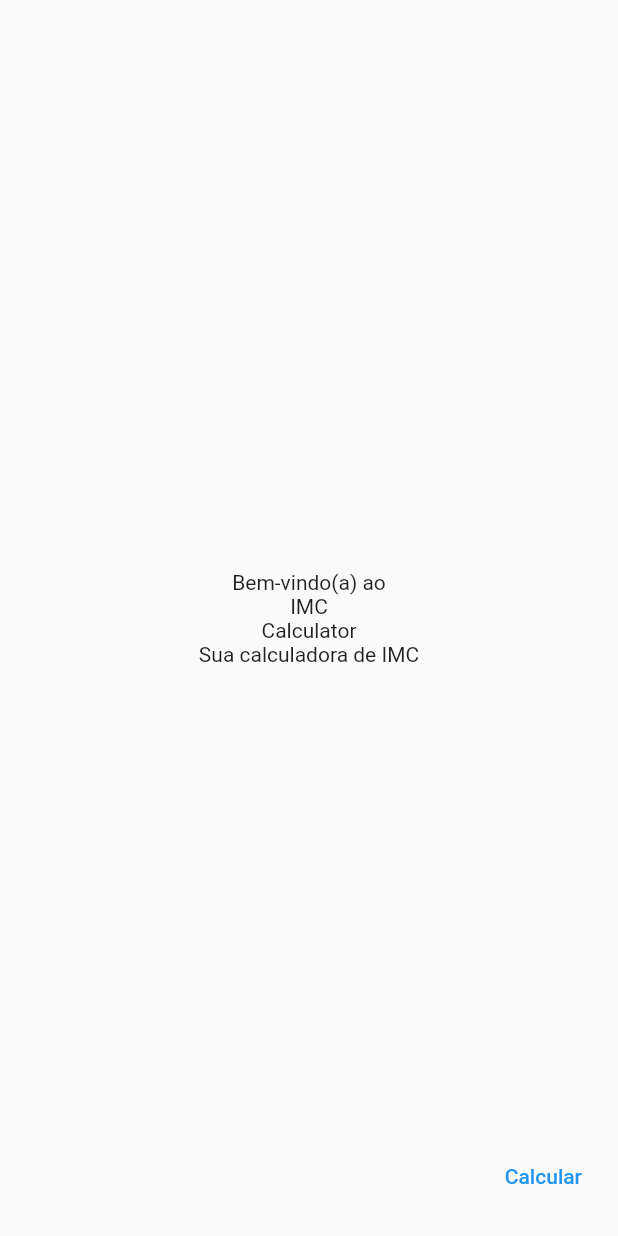
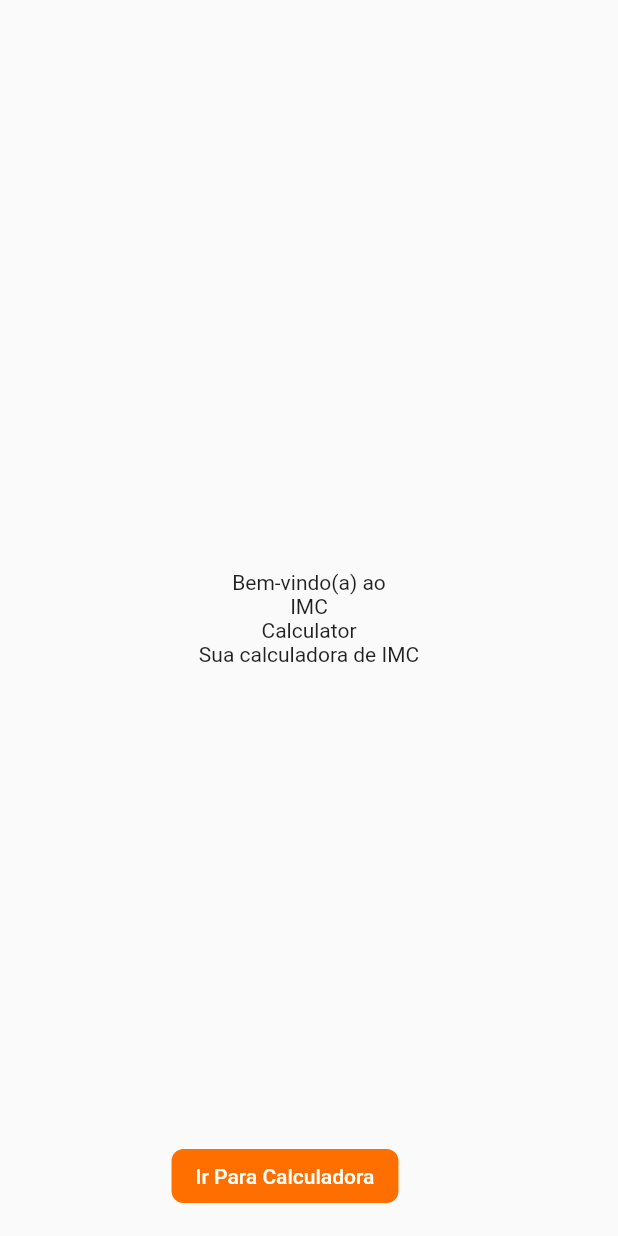
Before and after one commit to thdev-matheus/mobile-imc-calculator-flutter, a Flutter app: the screen it shows after launch, on a phone screen of 412 x 824 dp. Run offline on Flutter 3.47's test engine with Material 2 defaults, Android fonts, the phone set to English and light mode, and no system bars.

Commit message:
feat: global styles variables and button styles

```diff
--- a/lib/app.dart
+++ b/lib/app.dart
@@ -6,7 +6,7 @@ class ImcCalculatorApp extends StatelessWidget {
 
   @override
   Widget build(BuildContext context) {
-    return InkWell(
+    return GestureDetector(
       onTap: () => FocusScope.of(context).requestFocus(FocusNode()),
       child: MaterialApp(
         debugShowCheckedModeBanner: false,
--- /dev/null
+++ b/lib/components/_index.dart
@@ -0,0 +1 @@
+export "./txt_button.dart" show TXTButton;
--- /dev/null
+++ b/lib/components/txt_button.dart
@@ -0,0 +1,24 @@
+import 'package:flutter/material.dart';
+import 'package:imc_calculator/styles/global_styles.dart';
+
+class TXTButton extends StatelessWidget {
+  const TXTButton({
+    super.key,
+    this.secondary = false,
+    required this.text,
+    required this.action,
+  });
+
+  final bool secondary;
+  final String text;
+  final void Function() action;
+
+  @override
+  Widget build(BuildContext context) {
+    return TextButton(
+      style: secondary ? secondaryButtonStyle : primaryButtonStyle,
+      onPressed: action,
+      child: Text(text),
+    );
+  }
+}
--- a/lib/pages/home_page.dart
+++ b/lib/pages/home_page.dart
@@ -1,4 +1,5 @@
 import 'package:flutter/material.dart';
+import "package:imc_calculator/components/_index.dart";
 
 class HomePage extends StatelessWidget {
   const HomePage({super.key});
@@ -22,10 +23,17 @@ class HomePage extends StatelessWidget {
             ),
           ),
         ),
-      floatingActionButton: TextButton(
-        onPressed: () {},
-        child: const Text("Calcular"),
+        floatingActionButton: Row(
+          mainAxisAlignment: MainAxisAlignment.center,
+          children: [
+            TXTButton(
+              secondary: true,
+              text: "Ir Para Calculadora",
+              action: () {
+                debugPrint("foi");
+              },
             ),
-    );
+          ],
+        ));
   }
 }
--- a/lib/routes.dart
+++ b/lib/routes.dart
@@ -1,5 +1,5 @@
 import 'package:flutter/material.dart';
-import 'package:imc_calculator/pages/index.dart';
+import 'package:imc_calculator/pages/_index.dart';
 
 Map<String, Widget Function(BuildContext)> routes = {
   "/": (context) => const HomePage(),
--- /dev/null
+++ b/lib/styles/global_styles.dart
@@ -0,0 +1,38 @@
+import 'package:flutter/material.dart';
+
+Color primary = Colors.purple[900]!;
+Color secondary = Colors.amber[900]!;
+Color black = Colors.black87;
+Color white = Colors.white;
+
+ButtonStyle primaryButtonStyle = ButtonStyle(
+  backgroundColor: MaterialStatePropertyAll(primary),
+  foregroundColor: MaterialStatePropertyAll(white),
+  padding: const MaterialStatePropertyAll(
+    EdgeInsets.symmetric(
+      horizontal: 16,
+      vertical: 8,
+    ),
+  ),
+  shape: MaterialStatePropertyAll(
+    RoundedRectangleBorder(
+      borderRadius: BorderRadius.circular(8),
+    ),
+  ),
+);
+
+ButtonStyle secondaryButtonStyle = ButtonStyle(
+  backgroundColor: MaterialStatePropertyAll(secondary),
+  foregroundColor: MaterialStatePropertyAll(white),
+  padding: const MaterialStatePropertyAll(
+    EdgeInsets.symmetric(
+      horizontal: 16,
+      vertical: 8,
+    ),
+  ),
+  shape: MaterialStatePropertyAll(
+    RoundedRectangleBorder(
+      borderRadius: BorderRadius.circular(8),
+    ),
+  ),
+);
```
Also changed, not shown: lib/pages/_index.dart (renamed from lib/pages/index.dart). Lines whose indentation alone changed are shown as unchanged.
